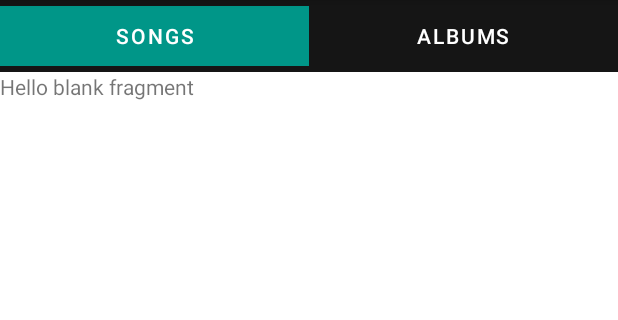
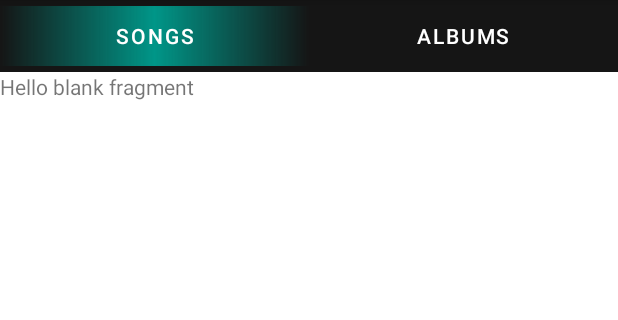
Before and after one commit to MashRafi-313/Tuning, an Android app: the screen it shows after launch (MainActivity), on a phone screen of 412 x 824 dp, the part 84-404 px from its top. Run offline under Robolectric (Android 15) with nearby library versions, the phone set to English and light mode, and no system bars.

Commit message:
gradient effect in tab indicator

```diff
--- /dev/null
+++ b/app/src/main/res/drawable/tab_indicator.xml
@@ -0,0 +1,4 @@
+<?xml version="1.0" encoding="utf-8"?>
+<shape xmlns:android="http://schemas.android.com/apk/res/android">
+    <gradient android:centerColor="@color/colorPrimaryDark" android:angle="0"/>
+</shape>
--- a/app/src/main/res/layout/activity_main.xml
+++ b/app/src/main/res/layout/activity_main.xml
@@ -16,7 +16,8 @@
         app:tabIndicatorHeight="40dp"
         app:tabIndicatorGravity="center"
         app:tabIndicatorColor="#009688"
-        app:tabTextColor="@color/colorAccent"/>
+        app:tabTextColor="@color/colorAccent"
+        app:tabIndicator="@drawable/tab_indicator"/>
 
     <androidx.viewpager.widget.ViewPager
         android:layout_width="match_parent"
```
